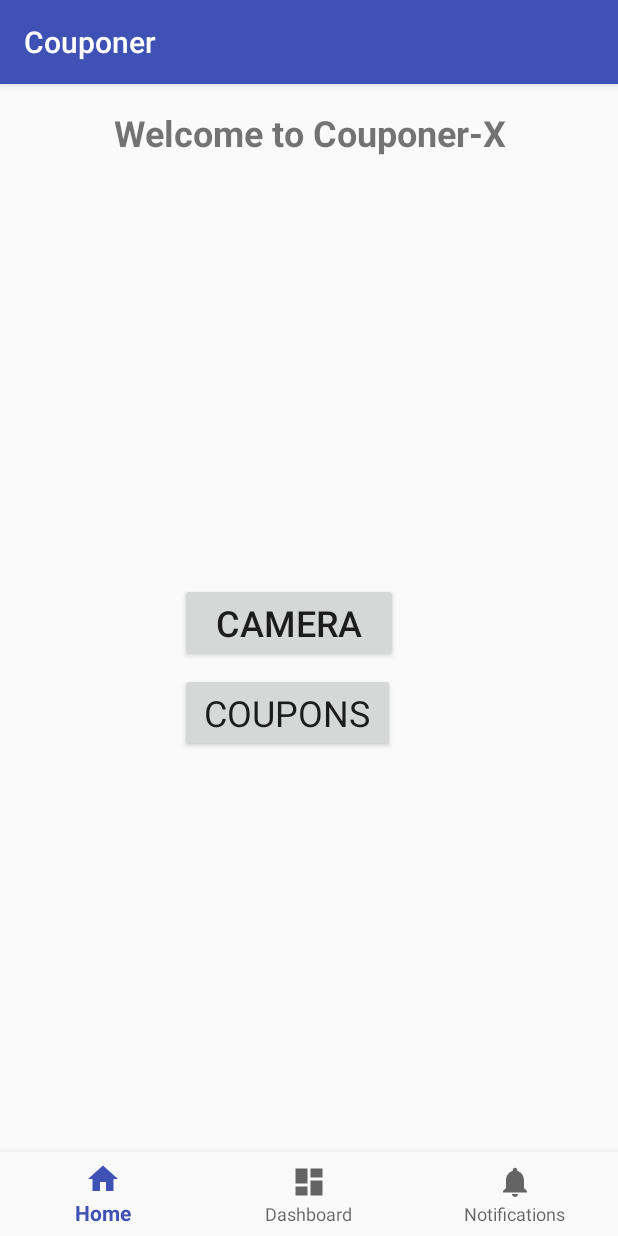
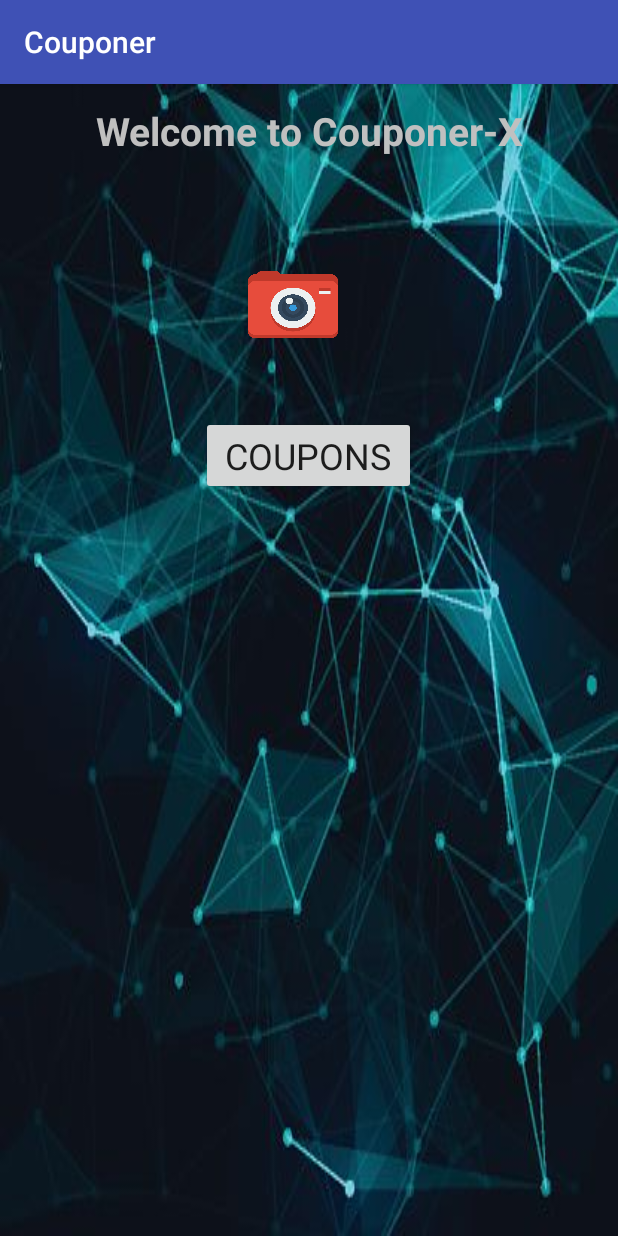
Before and after one commit to JesseniaL/Couponer-X, an Android app: the screen it shows after launch (Main), on a phone screen of 412 x 824 dp. Run offline under Robolectric (Android 15) with nearby library versions, the phone set to English and light mode, and no system bars.

Commit message:
Camera Icon
Background and Camera Icon

```diff
--- a/CouponApp/Couponer-X/app/src/main/java/com/app/jessenialopez/couponer/Main.java
+++ b/CouponApp/Couponer-X/app/src/main/java/com/app/jessenialopez/couponer/Main.java
@@ -63,7 +63,7 @@ public class Main extends AppCompatActivity {
 
 
         //blank space on the screen linked
-        ImageView = (ImageView) findViewById(R.id.imageView);
+//        ImageView = (ImageView) findViewById(R.id.imageView);
 
         //represent the action when the button is clicked
         button1.setOnClickListener(new View.OnClickListener() {
--- a/CouponApp/Couponer-X/app/src/main/res/layout/activity_main.xml
+++ b/CouponApp/Couponer-X/app/src/main/res/layout/activity_main.xml
@@ -1,11 +1,12 @@
 <?xml version="1.0" encoding="utf-8"?>
-<LinearLayout xmlns:android="http://schemas.android.com/apk/res/android"
+<RelativeLayout xmlns:android="http://schemas.android.com/apk/res/android"
     xmlns:app="http://schemas.android.com/apk/res-auto"
     xmlns:tools="http://schemas.android.com/tools"
     android:id="@+id/container"
     android:layout_width="match_parent"
     android:layout_height="match_parent"
     android:orientation="vertical"
+    android:background="@mipmap/background"
     tools:context="com.app.jessenialopez.couponer.Main"
     >
 
@@ -13,72 +14,39 @@
         android:id="@+id/message"
         android:layout_width="match_parent"
         android:layout_height="wrap_content"
-        android:layout_marginBottom="@dimen/activity_vertical_margin"
-        android:layout_marginLeft="@dimen/activity_horizontal_margin"
-        android:layout_marginRight="@dimen/activity_horizontal_margin"
-        android:layout_marginTop="@dimen/activity_vertical_margin"
+        android:layout_marginTop="13dp"
         android:text="Welcome to Couponer-X"
+        android:textColor="#C0C0C0"
         android:textAlignment="center"
-        android:textSize="24sp"
+        android:textSize="26sp"
         android:textStyle="bold"
-        android:layout_weight="0.04" />
-
-    <FrameLayout
-        android:id="@+id/content"
-        android:layout_width="wrap_content"
-        android:layout_height="368dp"
-        android:layout_weight="0.01">
+        android:layout_weight="0.04"
+        android:layout_alignParentTop="true"
+        android:layout_centerHorizontal="true" />
 
     <Button
         android:id="@+id/button1"
-            android:layout_width="145dp"
-            android:layout_height="wrap_content"
-            android:layout_alignParentLeft="true"
-            android:layout_alignParentStart="true"
-            android:layout_below="@+id/textView"
-            android:layout_marginLeft="32dp"
-            android:layout_marginStart="120dp"
-            android:layout_marginTop="0dp"
-            android:text="Camera"
-            android:textSize="24sp" />
+        android:layout_width="60sp"
+        android:layout_height="54sp"
+        android:background="@drawable/cameraicon"
+        android:layout_marginTop="71dp"
+        android:layout_below="@+id/message"
+        android:layout_alignLeft="@+id/button2"
+        android:layout_alignStart="@+id/button2"
+        android:layout_marginLeft="31dp"
+        android:layout_marginStart="31dp" />
 
     <Button
         android:id="@+id/button2"
         android:layout_width="143dp"
         android:layout_height="wrap_content"
-            android:layout_marginStart="120dp"
-            android:layout_marginTop="60dp"
         android:elevation="0dp"
         android:text="Coupons"
         android:textAllCaps="true"
         android:textAppearance="@style/TextAppearance.AppCompat"
-            android:textSize="24sp" />
+        android:textSize="24sp"
+        android:layout_marginTop="47dp"
+        android:layout_below="@+id/button1"
+        android:layout_centerHorizontal="true" />
 
-        <android.support.design.widget.BottomNavigationView
-            android:id="@+id/navigation"
-            android:layout_width="match_parent"
-            android:layout_height="wrap_content"
-            android:layout_gravity="bottom"
-            android:background="?android:attr/windowBackground"
-            app:menu="@menu/navigation" />
-
-        <ImageView
-            android:id="@+id/imageView"
-            android:layout_width="333dp"
-            android:layout_height="217dp"
-            android:layout_below="@+id/button1"
-            android:layout_marginLeft="27dp"
-            android:layout_marginTop="115dp"
-            android:adjustViewBounds="false"
-            android:scaleType="centerInside" />
-
-        <TextView
-            android:id="@+id/test"
-            android:layout_width="wrap_content"
-            android:layout_height="wrap_content"
-            />
-
-
-    </FrameLayout>
-
-</LinearLayout>
+</RelativeLayout>
```
Also changed, not shown: CouponApp/Couponer-X/app/src/main/res/drawable/cameraicon.jpg (added), CouponApp/Couponer-X/app/src/main/res/mipmap-hdpi/background.jpg (added). Lines whose indentation alone changed are shown as unchanged.
